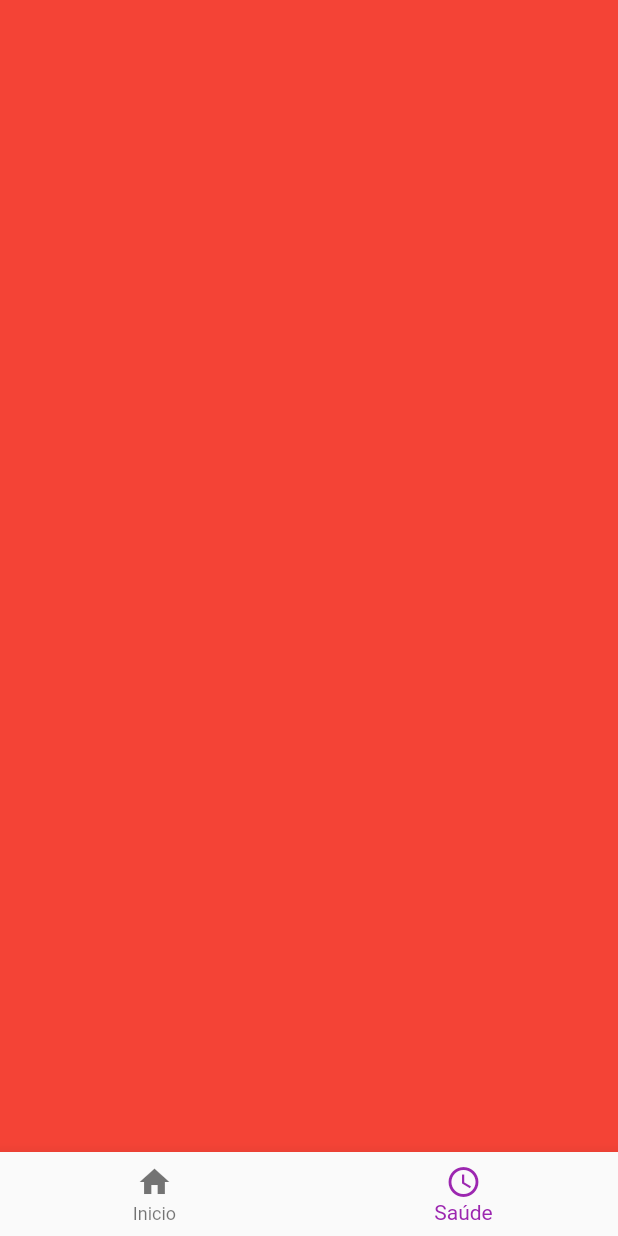
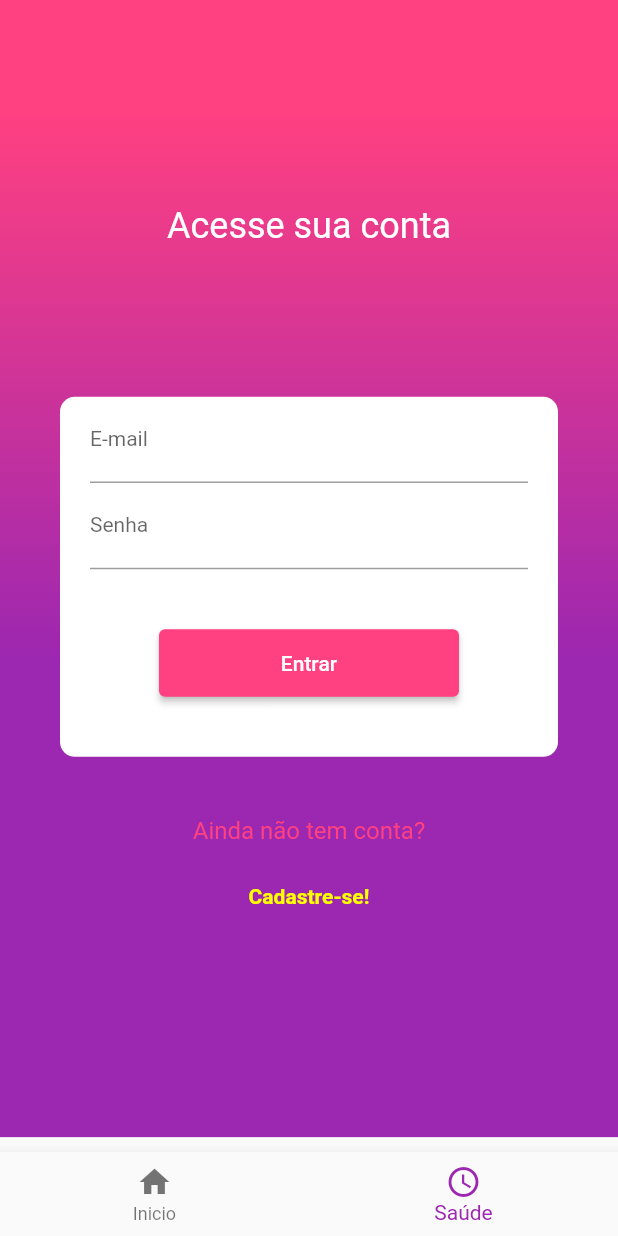
Before and after one commit to math-muller/desafio-vsaude, a Flutter app: the screen it shows after launch, item 2 of the bottom bar chosen, on a phone screen of 412 x 824 dp. Run offline on Flutter 3.47's test engine with Material 2 defaults, Android fonts, the phone set to English and light mode, and no system bars; our stand-ins replace get.

Commit message:
add register and login page

```diff
--- a/lib/app/modules/home/home_controller.dart
+++ b/lib/app/modules/home/home_controller.dart
@@ -2,6 +2,7 @@ import 'package:get/get.dart';
 
 class HomeController extends GetxController {
   RxInt tabIndex = 0.obs;
+  RxBool isAuthenticated = false.obs;
 
   void changeTabIndex(int index) {
     tabIndex.value = index;
--- a/lib/app/modules/home/home_page.dart
+++ b/lib/app/modules/home/home_page.dart
@@ -1,4 +1,5 @@
 import 'package:desafio_vsaude/app/modules/home/tabs/inicio/inicio_tab.dart';
+import 'package:desafio_vsaude/app/modules/home/tabs/login/login_tab.dart';
 import 'package:desafio_vsaude/app/modules/home/tabs/saude/saude_tab.dart';
 import 'package:flutter/material.dart';
 import 'package:get/get.dart';
@@ -36,7 +37,7 @@ class HomePage extends StatelessWidget {
             index: _.tabIndex.value,
             children: [
               InicioTab(),
-              SaudeTab(),
+              _.isAuthenticated.value ? SaudeTab() : LoginTab(),
             ],
           );
         }),
--- a/lib/app/modules/home/tabs/inicio/inicio_tab.dart
+++ b/lib/app/modules/home/tabs/inicio/inicio_tab.dart
@@ -13,6 +13,7 @@ class InicioTab extends StatelessWidget {
         gradient: LinearGradient(
           begin: Alignment.topCenter,
           end: Alignment.bottomCenter,
+          stops: [0.1, 0.58],
           colors: [
             Colors.pinkAccent,
             Colors.purple,
--- /dev/null
+++ b/lib/app/modules/home/tabs/login/login_tab.dart
@@ -0,0 +1,95 @@
+import 'package:flutter/material.dart';
+
+class LoginTab extends StatelessWidget {
+  const LoginTab({Key? key}) : super(key: key);
+
+  @override
+  Widget build(BuildContext context) {
+    return GestureDetector(
+      onTap: () => FocusScope.of(context).unfocus(),
+      child: SingleChildScrollView(
+        child: Container(
+          width: double.infinity,
+          height: MediaQuery.of(context).size.height * 0.92,
+          decoration: BoxDecoration(
+            gradient: LinearGradient(
+              begin: Alignment.topCenter,
+              end: Alignment.bottomCenter,
+              stops: [0.1, 0.58],
+              colors: [
+                Colors.pinkAccent,
+                Colors.purple,
+              ],
+            ),
+          ),
+          child: Column(
+            mainAxisAlignment: MainAxisAlignment.center,
+            children: [
+              Text(
+                'Acesse sua conta',
+                style: TextStyle(color: Colors.white, fontSize: 24),
+              ),
+              SizedBox(height: 100),
+              Container(
+                padding: EdgeInsets.symmetric(horizontal: 20),
+                margin: EdgeInsets.symmetric(horizontal: 40),
+                decoration: BoxDecoration(
+                  color: Colors.white,
+                  borderRadius: BorderRadius.circular(10),
+                ),
+                child: Column(
+                  crossAxisAlignment: CrossAxisAlignment.center,
+                  children: [
+                    TextFormField(
+                      decoration: InputDecoration(
+                        labelText: 'E-mail',
+                        labelStyle: TextStyle(fontSize: 14),
+                      ),
+                    ),
+                    TextFormField(
+                      decoration: InputDecoration(
+                        labelText: 'Senha',
+                        labelStyle: TextStyle(fontSize: 14),
+                      ),
+                    ),
+                    SizedBox(height: 40),
+                    SizedBox(
+                      width: 200,
+                      height: 45,
+                      child: ElevatedButton(
+                        onPressed: () {},
+                        child: Text('Entrar'),
+                        style: ButtonStyle(
+                          backgroundColor: MaterialStateProperty.all(
+                            Colors.pinkAccent,
+                          ),
+                        ),
+                      ),
+                    ),
+                    SizedBox(height: 40),
+                  ],
+                ),
+              ),
+              SizedBox(height: 40),
+              Text(
+                'Ainda não tem conta?',
+                style: TextStyle(color: Colors.pinkAccent, fontSize: 16),
+              ),
+              SizedBox(height: 10),
+              TextButton(
+                onPressed: () {},
+                child: Text(
+                  'Cadastre-se!',
+                  style: TextStyle(
+                    color: Colors.yellowAccent,
+                    fontWeight: FontWeight.w600,
+                  ),
+                ),
+              ),
+            ],
+          ),
+        ),
+      ),
+    );
+  }
+}
--- /dev/null
+++ b/lib/app/modules/register/register.dart
@@ -0,0 +1,3 @@
+export './register_binding.dart';
+export './register_controller.dart';
+export './register_page.dart';
--- /dev/null
+++ b/lib/app/modules/register/register_binding.dart
@@ -0,0 +1,9 @@
+import 'package:desafio_vsaude/app/modules/register/register_controller.dart';
+import 'package:get/get.dart';
+
+class RegisterBinding implements Bindings {
+  @override
+  void dependencies() {
+    Get.lazyPut(() => RegisterController());
+  }
+}
--- /dev/null
+++ b/lib/app/modules/register/register_controller.dart
@@ -0,0 +1,3 @@
+import 'package:get/get.dart';
+
+class RegisterController extends GetxController {}
--- /dev/null
+++ b/lib/app/modules/register/register_page.dart
@@ -0,0 +1,10 @@
+import 'package:flutter/material.dart';
+
+class RegisterPage extends StatelessWidget {
+  const RegisterPage({Key? key}) : super(key: key);
+
+  @override
+  Widget build(BuildContext context) {
+    return Container();
+  }
+}
--- a/lib/app/routes/app_pages.dart
+++ b/lib/app/routes/app_pages.dart
@@ -1,3 +1,5 @@
+import 'package:desafio_vsaude/app/modules/register/register_binding.dart';
+import 'package:desafio_vsaude/app/modules/register/register_page.dart';
 import 'package:get/route_manager.dart';
 
 import '../modules/home/home.dart';
@@ -11,5 +13,10 @@ class AppPages {
       page: () => HomePage(),
       binding: HomeBinding(),
     ),
+    GetPage(
+      name: AppRoutes.REGISTER,
+      page: () => RegisterPage(),
+      binding: RegisterBinding(),
+    ),
   ];
 }
--- a/lib/app/routes/app_routes.dart
+++ b/lib/app/routes/app_routes.dart
@@ -1,3 +1,4 @@
 class AppRoutes {
   static const HOME = 'home';
+  static const REGISTER = 'register';
 }
```
